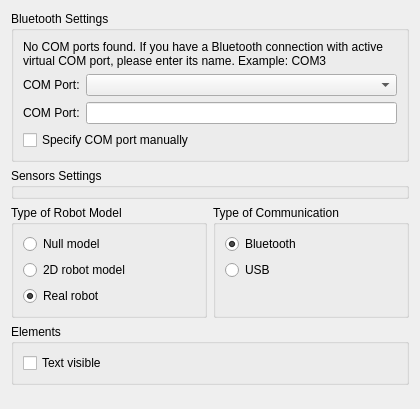
qreal/qreal, file plugins/robots/robotsInterpreter/robotSettingsPage.ui: the form before one commit.
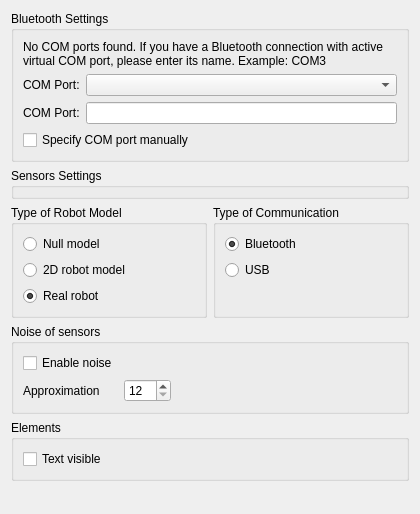
The form after the commit.

Commit message: added noise settings (only save and load)

What changed in the file:
```diff
--- a/plugins/robots/robotsInterpreter/robotSettingsPage.ui
+++ b/plugins/robots/robotsInterpreter/robotSettingsPage.ui
@@ -7,7 +7,7 @@
     <x>0</x>
     <y>0</y>
     <width>420</width>
-    <height>409</height>
+    <height>514</height>
    </rect>
   </property>
   <layout class="QGridLayout" name="gridLayout">
@@ -122,7 +122,14 @@
      </layout>
     </widget>
    </item>
-   <item row="4" column="0" colspan="2">
+   <item row="1" column="0" colspan="2">
+    <widget class="QGroupBox" name="sensorsSettingsGroupBox">
+     <property name="title">
+      <string>Sensors Settings</string>
+     </property>
+    </widget>
+   </item>
+   <item row="7" column="0" colspan="2">
     <spacer name="verticalSpacer">
      <property name="orientation">
       <enum>Qt::Vertical</enum>
@@ -135,14 +142,7 @@
      </property>
     </spacer>
    </item>
-   <item row="1" column="0" colspan="2">
-    <widget class="QGroupBox" name="sensorsSettingsGroupBox">
-     <property name="title">
-      <string>Sensors Settings</string>
-     </property>
-    </widget>
-   </item>
-   <item row="3" column="0" colspan="2">
+   <item row="5" column="0" colspan="2">
     <widget class="QGroupBox" name="elementsGroupBox">
      <property name="title">
       <string>Elements</string>
@@ -158,6 +158,51 @@
      </layout>
     </widget>
    </item>
+   <item row="4" column="0" colspan="2">
+    <widget class="QGroupBox" name="noiseSensorsGroupBox">
+     <property name="title">
+      <string>Noise of sensors</string>
+     </property>
+     <layout class="QFormLayout" name="formLayout">
+      <property name="margin">
+       <number>9</number>
+      </property>
+      <item row="0" column="0">
+       <widget class="QCheckBox" name="enableNoiseCheckBox">
+        <property name="text">
+         <string>Enable noise</string>
+        </property>
+       </widget>
+      </item>
+      <item row="1" column="1">
+       <widget class="QSpinBox" name="approximationLevelSpinBox">
+        <property name="sizePolicy">
+         <sizepolicy hsizetype="Fixed" vsizetype="Fixed">
+          <horstretch>0</horstretch>
+          <verstretch>0</verstretch>
+         </sizepolicy>
+        </property>
+        <property name="minimum">
+         <number>12</number>
+        </property>
+        <property name="maximum">
+         <number>100</number>
+        </property>
+        <property name="singleStep">
+         <number>4</number>
+        </property>
+       </widget>
+      </item>
+      <item row="1" column="0">
+       <widget class="QLabel" name="approximationLabel">
+        <property name="text">
+         <string>Approximation</string>
+        </property>
+       </widget>
+      </item>
+     </layout>
+    </widget>
+   </item>
   </layout>
  </widget>
  <resources/>
```
The commit also changes 7 other files.
